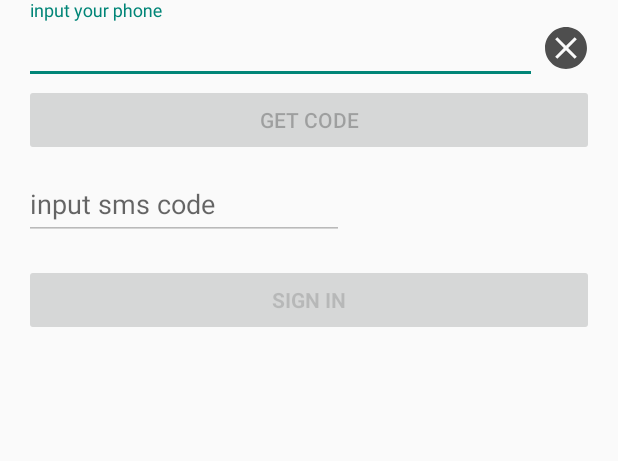
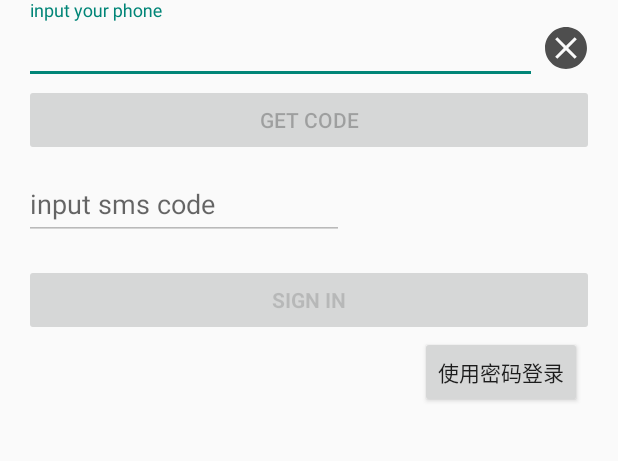
Before and after one commit to zqxathz/jhql_android, an Android app: the screen it shows after launch (LoginActivity), on a phone screen of 412 x 824 dp, the part 73-534 px from its top. Run offline under Robolectric (Android 15) with nearby library versions, the phone set to English and light mode, and no system bars.

Commit message:
加入了用手机验证码登录时提示创建密码的功能

```diff
--- a/app/src/main/res/layout/activity_login.xml
+++ b/app/src/main/res/layout/activity_login.xml
@@ -3,7 +3,7 @@
     xmlns:app="http://schemas.android.com/apk/res-auto"
     xmlns:tools="http://schemas.android.com/tools"
     android:layout_width="match_parent"
-    android:layout_height="match_parent"
+    android:layout_height="wrap_content"
     android:gravity="center_horizontal"
     android:orientation="vertical"
     android:paddingBottom="@dimen/activity_vertical_margin"
@@ -85,7 +85,8 @@
 
             <android.support.design.widget.TextInputLayout
                 android:layout_width="match_parent"
-                android:layout_height="wrap_content">
+                android:layout_height="wrap_content"
+                android:orientation="vertical">
 
                 <EditText
                     android:id="@+id/code"
@@ -100,6 +101,20 @@
 
             </android.support.design.widget.TextInputLayout>
 
+            <android.support.design.widget.TextInputLayout
+                android:layout_width="match_parent"
+                android:layout_height="match_parent"
+                android:layout_weight="1"
+                android:visibility="gone">
+
+                <android.support.design.widget.TextInputEditText
+                    android:id="@+id/edit_login_pass"
+                    android:layout_width="match_parent"
+                    android:layout_height="wrap_content"
+                    android:hint="输入密码"
+                    android:inputType="textPassword" />
+            </android.support.design.widget.TextInputLayout>
+
             <Button
                 android:id="@+id/sign_in_button"
                 style="?android:textAppearanceSmall"
@@ -110,7 +125,27 @@
                 android:text="@string/action_sign_in_short"
                 android:textStyle="bold" />
 
+            <android.support.constraint.ConstraintLayout
+                android:layout_width="match_parent"
+                android:layout_height="match_parent">
+
+                <Button
+                    android:id="@+id/button"
+                    android:layout_width="wrap_content"
+                    android:layout_height="wrap_content"
+                    android:layout_marginEnd="8dp"
+                    android:text="使用密码登录"
+                    app:layout_constraintEnd_toEndOf="parent" />
+            </android.support.constraint.ConstraintLayout>
+
         </LinearLayout>
     </ScrollView>
 
+    <FrameLayout
+        android:id="@+id/fladminreg"
+        android:layout_width="match_parent"
+        android:layout_height="match_parent">
+
+    </FrameLayout>
+
 </LinearLayout>
--- a/app/src/main/res/values/strings.xml
+++ b/app/src/main/res/values/strings.xml
@@ -18,4 +18,7 @@
     <string name="prompt_code">input sms code</string>
 
     <string name="activity_title_name">京湖青莲展览现场系统</string>
+
+    <!-- TODO: Remove or change this placeholder text -->
+    <string name="hello_blank_fragment">Hello blank fragment</string>
 </resources>
```
Also changed, not shown: app/src/main/java/com/jhlotus/vine/AdminregFragment.java (added, +231 -0 lines), app/src/main/java/com/jhlotus/vine/LoginActivity.java (+36 -2 lines), app/src/main/java/com/jhlotus/vine/MainActivity.java (+9 -4 lines), app/src/main/java/com/jhlotus/vine/TransData.java (+4 -4 lines), app/src/main/res/layout/fragment_adminreg.xml (added, +67 -0 lines).
